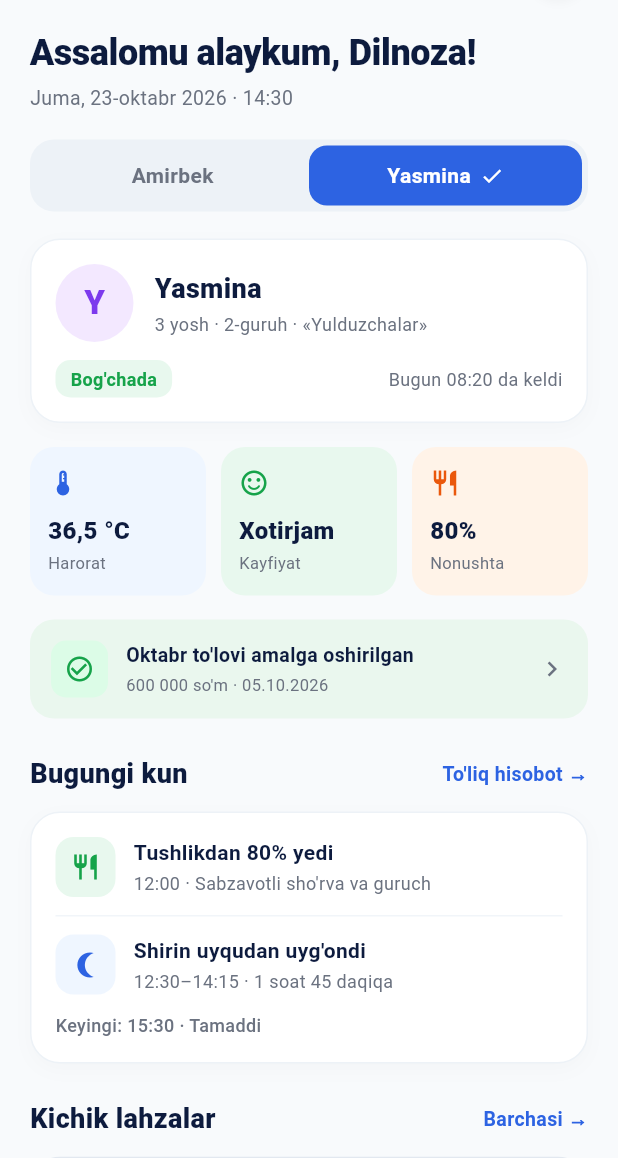
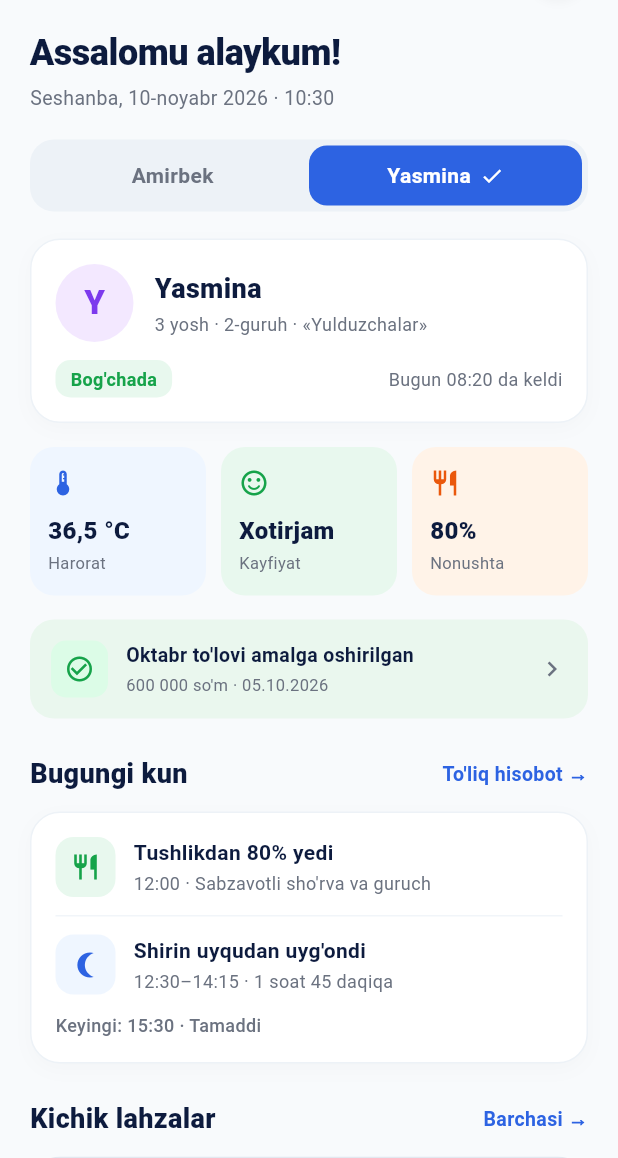
Before and after one commit to xayriddinovh7-del/humo_kids, a Flutter app: the HomeScreen screen opened directly, after a tap on "Yasmina", on a phone screen of 412 x 824 dp, the part 78-1236 px from its top. Run offline on Flutter 3.47's test engine with Material 3 defaults, Android fonts, the phone set to English and light mode, and no system bars; our stand-ins replace dio, shared_preferences; accounts and stored records are empty; network calls fail.

```diff
--- a/lib/features/auth/screens/otp_screen.dart
+++ b/lib/features/auth/screens/otp_screen.dart
@@ -73,8 +73,9 @@ class _OtpScreenState extends State<OtpScreen> {
   String get _maskedPhone {
     final raw = widget.phone.replaceAll(RegExp(r'\D'), '');
     if (raw.length >= 9) {
+      final op = raw.substring(raw.length - 9, raw.length - 7);
       final last2 = raw.substring(raw.length - 2);
-      return '+998 90 ••• •• $last2';
+      return '+998 $op ••• •• $last2';
     }
     return widget.phone.isNotEmpty ? widget.phone : '+998 90 ••• •• 67';
   }
--- a/lib/features/home/screens/home_screen.dart
+++ b/lib/features/home/screens/home_screen.dart
@@ -1,5 +1,6 @@
 import 'package:flutter/material.dart';
 import 'package:flutter/services.dart';
+import 'package:humo_kids/core/api/token_storage.dart';
 import 'package:humo_kids/core/constants/app_colors.dart';
 import 'package:humo_kids/shared/widgets/humo_logo.dart';
 import 'package:humo_kids/features/home/screens/daily_report_screen.dart';
@@ -18,8 +19,54 @@ class HomeScreen extends StatefulWidget {
 
 class _HomeScreenState extends State<HomeScreen> {
   int _selectedChildIndex = 0; // 0: Amirbek, 1: Yasmina
+  String _userName = '';
 
   bool get _isAmirbek => _selectedChildIndex == 0;
+
+  @override
+  void initState() {
+    super.initState();
+    _loadUserName();
+  }
+
+  Future<void> _loadUserName() async {
+    final name = await TokenStorage.getUserName();
+    if (mounted && name != null && name.isNotEmpty) {
+      setState(() => _userName = name.split(' ').first);
+    }
+  }
+
+  String get _todayFormattedDate {
+    final now = DateTime.now();
+    const weekdays = [
+      'Dushanba',
+      'Seshanba',
+      'Chorshanba',
+      'Payshanba',
+      'Juma',
+      'Shanba',
+      'Yakshanba',
+    ];
+    const months = [
+      'yanvar',
+      'fevral',
+      'mart',
+      'aprel',
+      'may',
+      'iyun',
+      'iyul',
+      'avgust',
+      'sentabr',
+      'oktabr',
+      'noyabr',
+      'dekabr',
+    ];
+    final weekday = weekdays[now.weekday - 1];
+    final month = months[now.month - 1];
+    final hh = now.hour.toString().padLeft(2, '0');
+    final mm = now.minute.toString().padLeft(2, '0');
+    return '$weekday, ${now.day}-$month ${now.year} · $hh:$mm';
+  }
 
   @override
   Widget build(BuildContext context) {
@@ -93,9 +140,11 @@ class _HomeScreenState extends State<HomeScreen> {
                   const SizedBox(height: 18),
 
                   // Greeting & Date
-                  const Text(
-                    "Assalomu alaykum, Dilnoza!",
-                    style: TextStyle(
+                  Text(
+                    _userName.isNotEmpty
+                        ? "Assalomu alaykum, $_userName!"
+                        : "Assalomu alaykum!",
+                    style: const TextStyle(
                       fontSize: 24,
                       fontWeight: FontWeight.w800,
                       color: AppColors.darkText,
@@ -103,9 +152,9 @@ class _HomeScreenState extends State<HomeScreen> {
                     ),
                   ),
                   const SizedBox(height: 4),
-                  const Text(
-                    "Juma, 23-oktabr 2026 · 14:30",
-                    style: TextStyle(
+                  Text(
+                    _todayFormattedDate,
+                    style: const TextStyle(
                       fontSize: 13,
                       color: AppColors.grayText,
                     ),
```
Also changed, not shown: lib/features/profile/screens/profile_screen.dart (+32 -4 lines).
